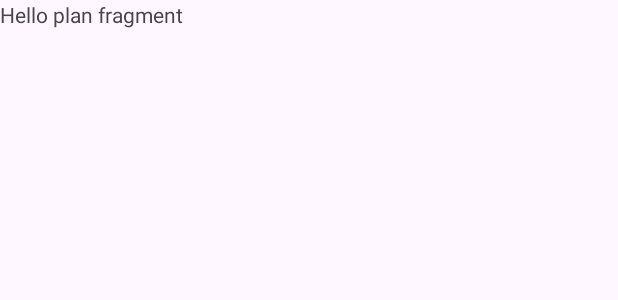
After one commit to Yashpreet-Singh/Final-Project-Destinate, an Android app: the layout fragment_book.xml on its own in the app's theme, with its tools: preview values and no code run, on a phone screen of 412 x 824 dp. The commit adds this screen. Shown: the top 300 px of the screen. Run offline under Robolectric (Android 15) with nearby library versions, the light colour scheme and no system bars.

Commit message:
Enabled book fragment

```diff
--- /dev/null
+++ b/app/src/main/res/layout/fragment_book.xml
@@ -0,0 +1,14 @@
+<?xml version="1.0" encoding="utf-8"?>
+<FrameLayout xmlns:android="http://schemas.android.com/apk/res/android"
+    xmlns:tools="http://schemas.android.com/tools"
+    android:layout_width="match_parent"
+    android:layout_height="match_parent"
+    tools:context=".BookFragment">
+
+    <!-- TODO: Update blank fragment layout -->
+    <TextView
+        android:layout_width="match_parent"
+        android:layout_height="match_parent"
+        android:text="@string/hello_blank_fragment" />
+
+</FrameLayout>
--- a/app/src/main/res/menu/bottom_menu.xml
+++ b/app/src/main/res/menu/bottom_menu.xml
@@ -10,7 +10,7 @@
         app:showAsAction="ifRoom" />
 
     <item
-        android:id="@+id/book_action"
+        android:id="@+id/bookFragment"
         android:enabled="true"
         android:title="Book"
 
--- a/app/src/main/res/values/strings.xml
+++ b/app/src/main/res/values/strings.xml
@@ -6,5 +6,5 @@
     <string name="hello_blank_fragment">Hello plan fragment</string>
 
 
-    <string name= "yashmaps_api" >AIzaSyDyXrfYODXBNEVpjo1CecDsXccqW6-2Res</string>
+    <string name="yashmaps_api">AIzaSyDyXrfYODXBNEVpjo1CecDsXccqW6-2Res</string>
 </resources>
```
Also changed, not shown: app/src/main/java/com/example/finalprojectdestinate/BookFragment.kt (added, +75 -0 lines).
